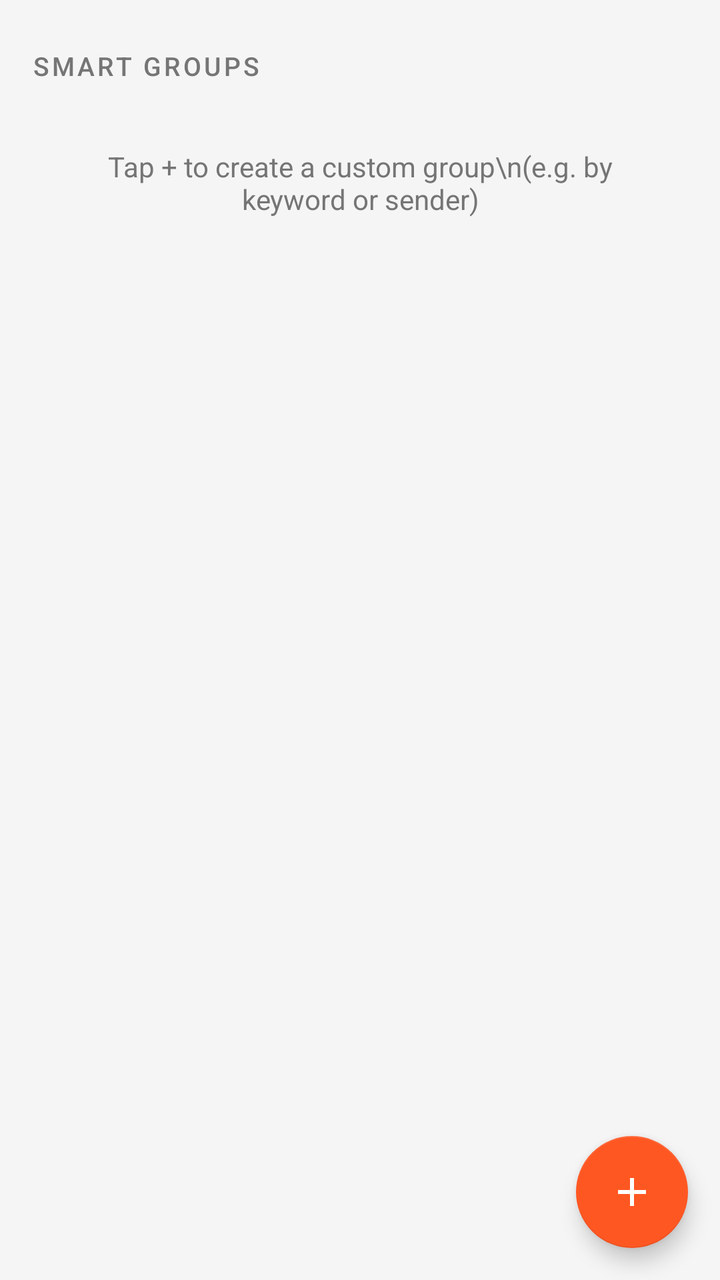
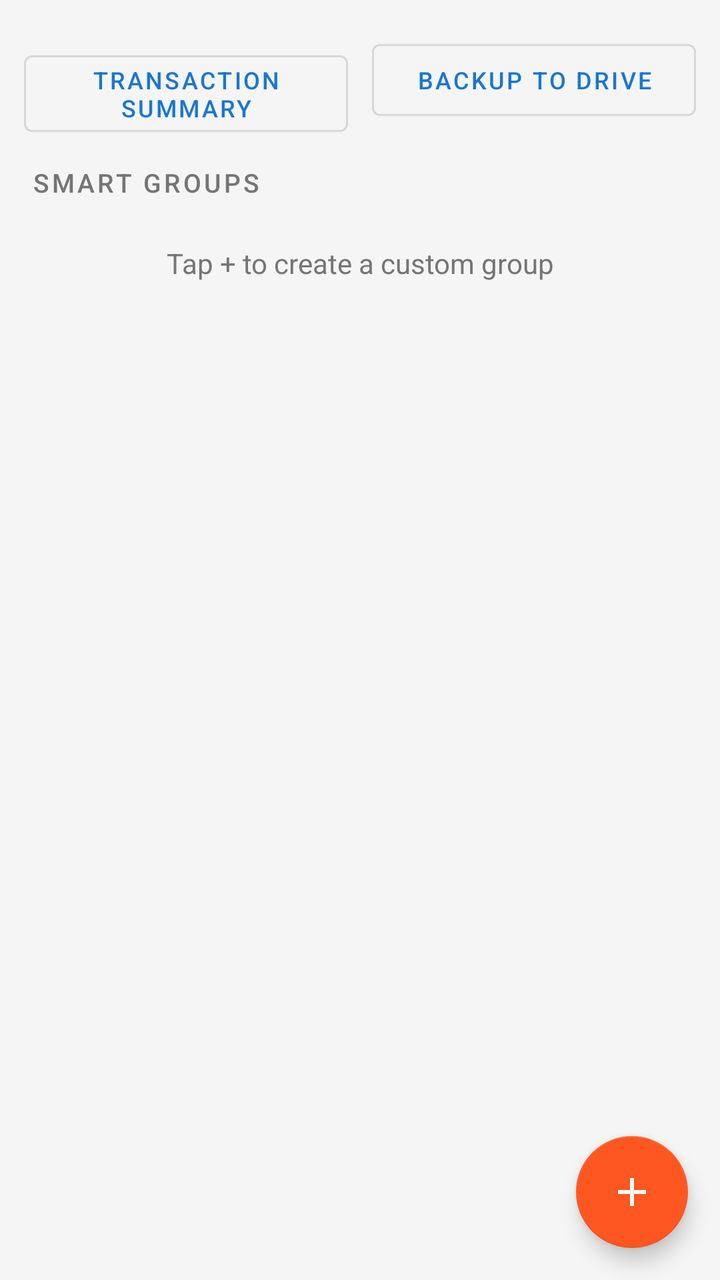

Two renders of the same Android screen: before a commit and after it. Below are the layout's source before the change and the commit's diff.
<!-- AndroidManifest.xml: application theme Theme.MessageOrganizer -->
<!-- res/layout/fragment_groups.xml -->
<?xml version="1.0" encoding="utf-8"?>
<androidx.coordinatorlayout.widget.CoordinatorLayout
    xmlns:android="http://schemas.android.com/apk/res/android"
    xmlns:app="http://schemas.android.com/apk/res-auto"
    android:layout_width="match_parent"
    android:layout_height="match_parent"
    android:background="@color/background">

    <androidx.core.widget.NestedScrollView
        android:layout_width="match_parent"
        android:layout_height="match_parent"
        android:padding="8dp">

        <LinearLayout
            android:layout_width="match_parent"
            android:layout_height="wrap_content"
            android:orientation="vertical">

            <ProgressBar
                android:id="@+id/progressBar"
                android:layout_width="wrap_content"
                android:layout_height="wrap_content"
                android:layout_gravity="center"
                android:layout_marginTop="32dp"
                android:visibility="gone" />

            <TextView
                android:id="@+id/tvBuiltInHeader"
                android:layout_width="match_parent"
                android:layout_height="wrap_content"
                android:text="Smart Groups"
                android:textSize="13sp"
                android:textColor="@color/text_secondary"
                android:textAllCaps="true"
                android:letterSpacing="0.1"
                android:paddingHorizontal="8dp"
                android:paddingTop="16dp"
                android:paddingBottom="8dp"
                android:fontFamily="sans-serif-medium" />

            <androidx.recyclerview.widget.RecyclerView
                android:id="@+id/rvBuiltIn"
                android:layout_width="match_parent"
                android:layout_height="wrap_content"
                android:nestedScrollingEnabled="false" />

            <TextView
                android:id="@+id/tvCustomHeader"
                android:layout_width="match_parent"
                android:layout_height="wrap_content"
                android:text="My Groups"
                android:textSize="13sp"
                android:textColor="@color/text_secondary"
                android:textAllCaps="true"
                android:letterSpacing="0.1"
                android:paddingHorizontal="8dp"
                android:paddingTop="16dp"
                android:paddingBottom="8dp"
                android:fontFamily="sans-serif-medium"
                android:visibility="gone" />

            <androidx.recyclerview.widget.RecyclerView
                android:id="@+id/rvCustom"
                android:layout_width="match_parent"
                android:layout_height="wrap_content"
                android:nestedScrollingEnabled="false" />

            <TextView
                android:id="@+id/tvNoCustom"
                android:layout_width="match_parent"
                android:layout_height="wrap_content"
                android:text="Tap + to create a custom group\n(e.g. by keyword or sender)"
                android:textSize="14sp"
                android:textColor="@color/text_secondary"
                android:gravity="center"
                android:padding="24dp"
                android:visibility="visible" />

        </LinearLayout>

    </androidx.core.widget.NestedScrollView>

    <com.google.android.material.floatingactionbutton.FloatingActionButton
        android:id="@+id/fabAddGroup"
        android:layout_width="wrap_content"
        android:layout_height="wrap_content"
        android:layout_gravity="bottom|end"
        android:layout_margin="16dp"
        android:contentDescription="Create group"
        app:srcCompat="@drawable/ic_add"
        app:tint="@android:color/white" />

</androidx.coordinatorlayout.widget.CoordinatorLayout>
<!-- resources referenced by this layout -->
<resources>
  <color name="background">#F5F5F5</color>
  <color name="text_secondary">#757575</color>
  <!-- drawable ic_add (drawable) -->
  <?xml version="1.0" encoding="utf-8"?>
  <vector xmlns:android="http://schemas.android.com/apk/res/android"
      android:width="24dp"
      android:height="24dp"
      android:viewportWidth="24"
      android:viewportHeight="24">
      <path
          android:fillColor="#FF000000"
          android:pathData="M19,13h-6v6h-2v-6H5v-2h6V5h2v6h6v2z" />
  </vector>
  <style name="Theme.MessageOrganizer" parent="Theme.MaterialComponents.DayNight.NoActionBar">
          <item name="colorPrimary">@color/primary</item>
          <item name="colorPrimaryVariant">@color/primary_dark</item>
          <item name="colorOnPrimary">@color/white</item>
          <item name="colorSecondary">@color/accent</item>
          <item name="colorOnSecondary">@color/white</item>
          <item name="android:statusBarColor">@color/primary_dark</item>
          <item name="android:colorBackground">@color/background</item>
      </style>
  <color name="primary">#1976D2</color>
  <color name="primary_dark">#1565C0</color>
  <color name="white">#FFFFFFFF</color>
  <color name="accent">#FF5722</color>
</resources>

<!-- the commit's change to res/layout/fragment_groups.xml (unified diff, before → after) -->
@@ -15,6 +15,36 @@
             android:layout_width="match_parent"
             android:layout_height="wrap_content"
             android:orientation="vertical">
+
+            
+            <LinearLayout
+                android:layout_width="match_parent"
+                android:layout_height="wrap_content"
+                android:orientation="horizontal"
+                android:paddingHorizontal="4dp"
+                android:paddingTop="8dp"
+                android:paddingBottom="4dp">
+
+                <com.google.android.material.button.MaterialButton
+                    android:id="@+id/btnSummary"
+                    style="@style/Widget.MaterialComponents.Button.OutlinedButton"
+                    android:layout_width="0dp"
+                    android:layout_height="wrap_content"
+                    android:layout_weight="1"
+                    android:layout_marginEnd="6dp"
+                    android:text="Transaction Summary"
+                    android:textSize="12sp" />
+
+                <com.google.android.material.button.MaterialButton
+                    android:id="@+id/btnBackup"
+                    style="@style/Widget.MaterialComponents.Button.OutlinedButton"
+                    android:layout_width="0dp"
+                    android:layout_height="wrap_content"
+                    android:layout_weight="1"
+                    android:layout_marginStart="6dp"
+                    android:text="Backup to Drive"
+                    android:textSize="12sp" />
+            </LinearLayout>
 
             <ProgressBar
                 android:id="@+id/progressBar"
@@ -34,8 +64,8 @@
                 android:textAllCaps="true"
                 android:letterSpacing="0.1"
                 android:paddingHorizontal="8dp"
-                android:paddingTop="16dp"
-                android:paddingBottom="8dp"
+                android:paddingTop="12dp"
+                android:paddingBottom="6dp"
                 android:fontFamily="sans-serif-medium" />
 
             <androidx.recyclerview.widget.RecyclerView
@@ -54,8 +84,8 @@
                 android:textAllCaps="true"
                 android:letterSpacing="0.1"
                 android:paddingHorizontal="8dp"
-                android:paddingTop="16dp"
-                android:paddingBottom="8dp"
+                android:paddingTop="12dp"
+                android:paddingBottom="6dp"
                 android:fontFamily="sans-serif-medium"
                 android:visibility="gone" />
 
@@ -69,15 +99,13 @@
                 android:id="@+id/tvNoCustom"
                 android:layout_width="match_parent"
                 android:layout_height="wrap_content"
-                android:text="Tap + to create a custom group\n(e.g. by keyword or sender)"
+                android:text="Tap + to create a custom group"
                 android:textSize="14sp"
                 android:textColor="@color/text_secondary"
                 android:gravity="center"
-                android:padding="24dp"
-                android:visibility="visible" />
+                android:padding="16dp" />
 
         </LinearLayout>
-
     </androidx.core.widget.NestedScrollView>
 
     <com.google.android.material.floatingactionbutton.FloatingActionButton
